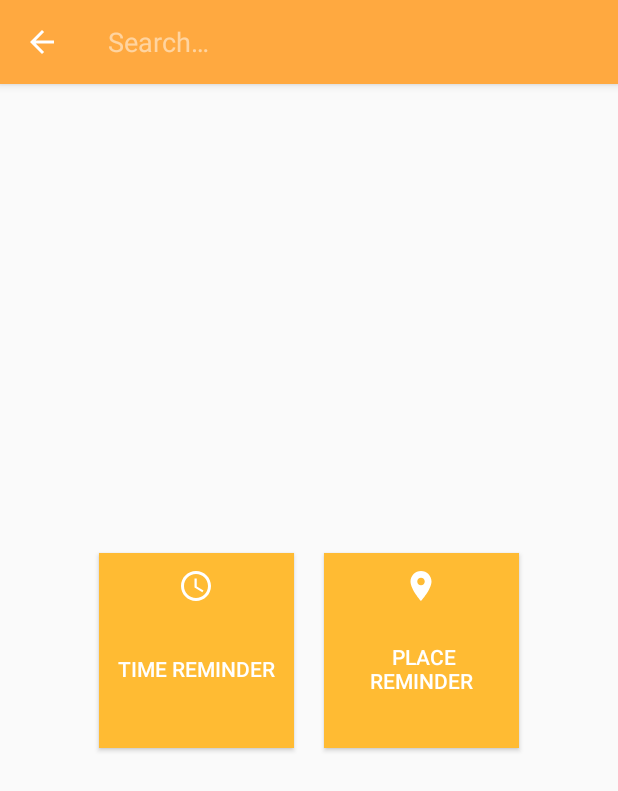
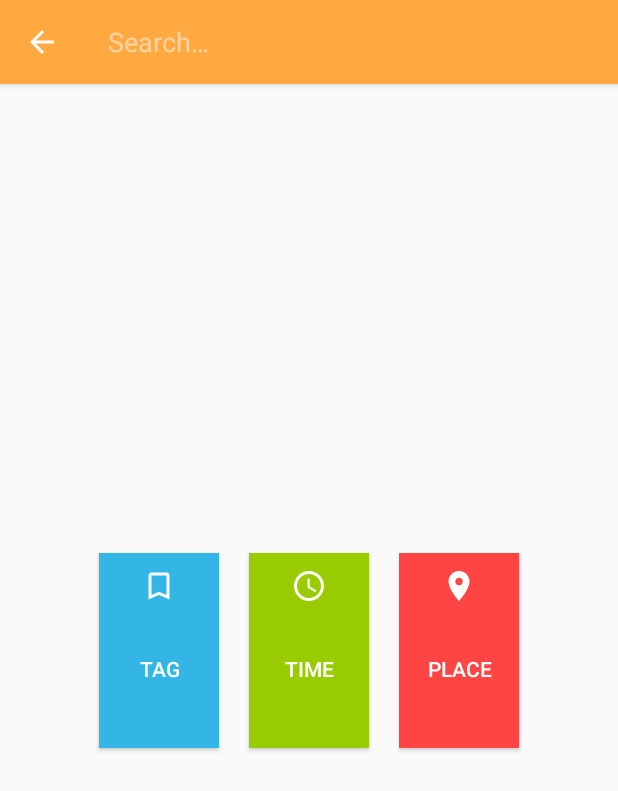
Before and after one commit to kingchoo95/Note, an Android app: the SearchReminderActivity screen opened directly, with no data from a screen before it, after a tap on "Search title", on a phone screen of 412 x 824 dp. Shown: the top 791 px of the screen. Run offline under Robolectric (Android 15) with nearby library versions, the phone set to English and light mode, and no system bars.

Commit message:
half way tag function

```diff
--- a/Noted/app/src/main/java/com/david/noted/LogInActivity.java
+++ b/Noted/app/src/main/java/com/david/noted/LogInActivity.java
@@ -32,7 +32,7 @@ public class LogInActivity extends AppCompatActivity implements View.OnClickList
         super.onCreate(savedInstanceState);
         setContentView(R.layout.activity_log_in);
 
-        setTitle("Welcome to Noted Chat");
+        setTitle("Note Chat");
         changeSignUpMode = (TextView) findViewById(R.id.textViewLogInId);
 
         changeSignUpMode.setOnClickListener(this);
--- a/Noted/app/src/main/res/layout/activity_search_reminder.xml
+++ b/Noted/app/src/main/res/layout/activity_search_reminder.xml
@@ -20,16 +20,31 @@
         app:layout_constraintRight_toRightOf="parent">
 
         <Button
+            android:id="@+id/buttonSearchTagId"
+            android:layout_width="40dp"
+            android:layout_height="match_parent"
+            android:layout_margin="10dp"
+            android:layout_weight="0.72"
+            android:background="@android:color/holo_blue_light"
+            android:drawableTop="@drawable/ic_bookmark_border_black_24dp"
+            android:onClick="enterSearchTagActivity"
+            android:padding="10dp"
+            android:text="Tag"
+            android:textColor="@color/common_google_signin_btn_text_dark_default"
+            tools:layout_editor_absoluteX="0dp"
+            tools:layout_editor_absoluteY="8dp" />
+
+        <Button
             android:id="@+id/buttonSearchTimeId"
             android:layout_width="40dp"
             android:layout_height="match_parent"
             android:layout_margin="10dp"
             android:layout_weight="0.72"
-            android:background="@android:color/holo_orange_light"
+            android:background="@android:color/holo_green_light"
             android:drawableTop="@drawable/ic_access_time_black_24dp"
             android:onClick="enterSearchTimeActivity"
             android:padding="10dp"
-            android:text="Time Reminder"
+            android:text="Time"
             android:textColor="@color/common_google_signin_btn_text_dark_default"
             tools:layout_editor_absoluteX="0dp"
             tools:layout_editor_absoluteY="8dp" />
@@ -40,11 +55,11 @@
             android:layout_height="match_parent"
             android:layout_margin="10dp"
             android:layout_weight="0.72"
-            android:background="@android:color/holo_orange_light"
+            android:background="@android:color/holo_red_light"
             android:drawableTop="@drawable/ic_place_black_24dp"
             android:onClick="enterSearchLocationActivity"
             android:padding="10dp"
-            android:text=" Place Reminder"
+            android:text=" Place "
             android:textColor="@color/common_google_signin_btn_text_dark_default" />
 
 
--- a/Noted/app/src/main/res/layout/add_tag_dialog.xml
+++ b/Noted/app/src/main/res/layout/add_tag_dialog.xml
@@ -30,7 +30,7 @@
             android:id="@+id/currentTagTextViewId"
             android:layout_width="126dp"
             android:layout_height="match_parent"
-            android:text="Home"
+            android:text="None"
             android:textSize="18sp" />
 
     </LinearLayout>
@@ -41,7 +41,7 @@
         android:orientation="horizontal">
 
         <EditText
-            android:id="@+id/editText3"
+            android:id="@+id/editTextTagId"
             android:layout_width="173dp"
             android:layout_height="57dp"
             android:ems="10"
@@ -54,7 +54,7 @@
             app:layout_constraintVertical_bias="0.497" />
 
         <Button
-            android:id="@+id/button3"
+            android:id="@+id/buttonAddNewTagId"
             android:layout_width="wrap_content"
             android:layout_height="wrap_content"
             android:layout_weight="1"
```
Also changed, not shown: Noted/app/src/main/AndroidManifest.xml (+8 -4 lines), Noted/app/src/main/java/com/david/noted/MainActivity.java (+6 -11 lines), Noted/app/src/main/java/com/david/noted/NoteEditorActivity.java (+97 -10 lines), Noted/app/src/main/java/com/david/noted/SearchReminderActivity.java (+7 -0 lines), Noted/app/src/main/java/com/david/noted/SearchTagActivity.java (added, +14 -0 lines), Noted/app/src/main/res/layout/activity_search_tag.xml (added, +9 -0 lines), Noted/app/src/main/res/layout/activity_sratch_tag.xml (added, +9 -0 lines), Noted/app/build.gradle (line endings or trailing spaces).
